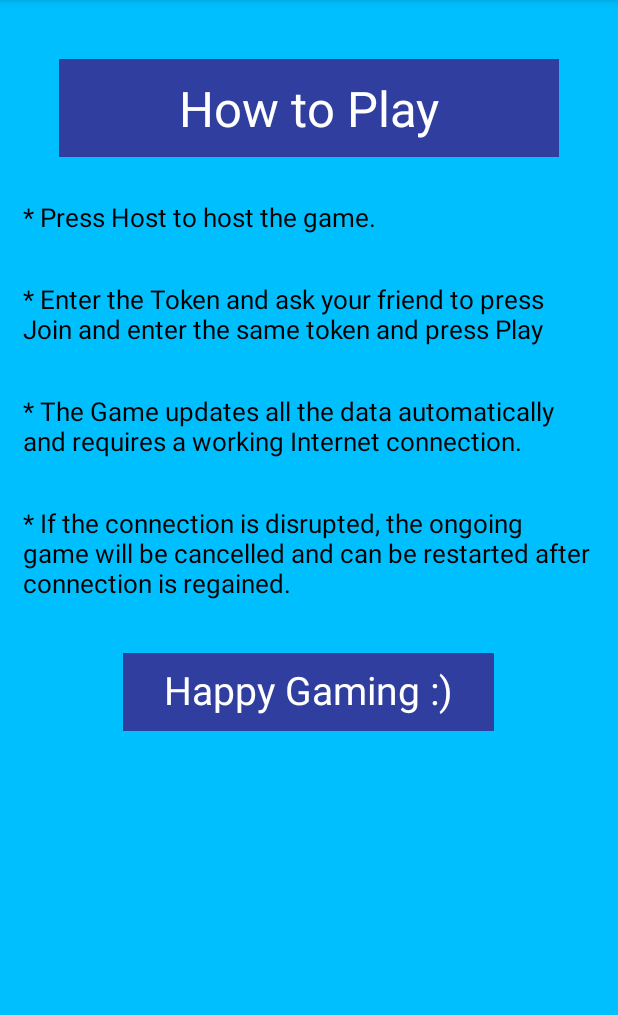
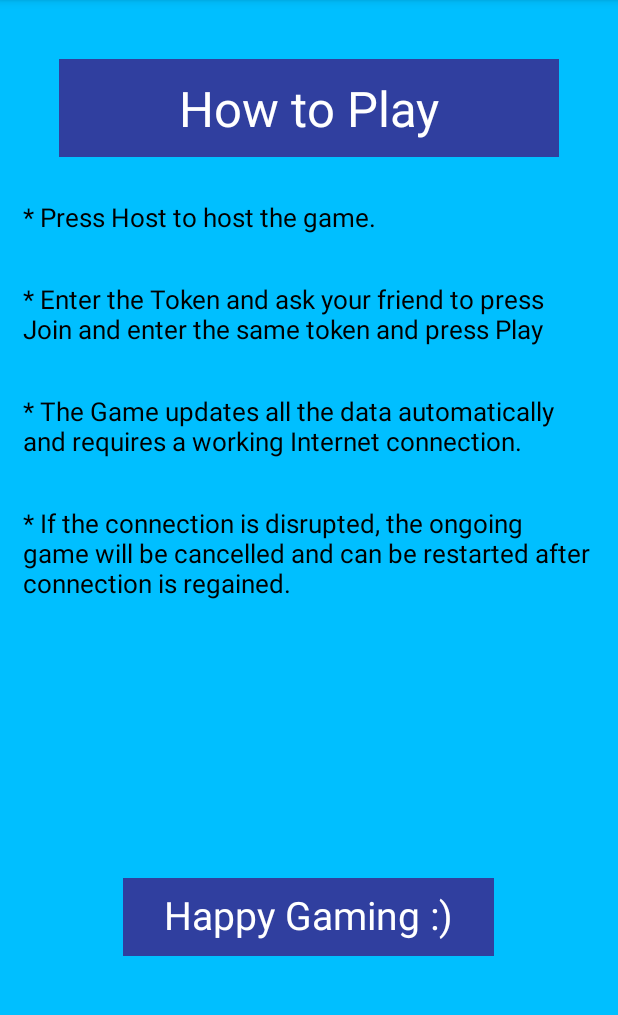
Before and after one commit to KunalFarmah98/Realtime-TicTacToe, an Android app: the screen it shows after launch (EnterActivity), after a tap on an icon or button, on a phone screen of 412 x 824 dp, the part 84-1099 px from its top. Run offline under Robolectric (Android 15) with nearby library versions, the phone set to English and light mode, and no system bars; our stand-ins replace Firebase (no records; nobody signed in at launch, a user with empty details on screens opened directly), sdp/ssp sizes; libraries missing offline, so code that uses them is left out: com.firebase.ui.

Commit message:
final_commit_for_project

```diff
--- a/app/src/main/java/com/apps/kunalfarmah/realtimetictactoe/EnterActivity.java
+++ b/app/src/main/java/com/apps/kunalfarmah/realtimetictactoe/EnterActivity.java
@@ -6,10 +6,8 @@ import android.content.Intent;
 import android.net.ConnectivityManager;
 import android.net.NetworkInfo;
 import android.os.StrictMode;
-import android.support.v4.app.FragmentManager;
 import android.support.v7.app.AppCompatActivity;
 import android.os.Bundle;
-import android.util.Log;
 import android.view.Menu;
 import android.view.MenuInflater;
 import android.view.MenuItem;
@@ -19,6 +17,9 @@ import android.widget.FrameLayout;
 import android.widget.ImageButton;
 import android.widget.Toast;
 
+import com.apps.kunalfarmah.realtimetictactoe.Fragments.AboutMe;
+import com.apps.kunalfarmah.realtimetictactoe.Fragments.Interstitial;
+import com.apps.kunalfarmah.realtimetictactoe.Fragments.how_to_play;
 import com.example.kunalfarmah.realtimetictactoe.R;
 import com.firebase.ui.auth.AuthUI;
 import com.firebase.ui.auth.IdpResponse;
@@ -38,7 +39,7 @@ public class EnterActivity extends AppCompatActivity {
     Button online;
     ImageButton info;
     // a variable to check if we are inside teh host or join screen
-    static FrameLayout fragments;
+    public static FrameLayout fragments;
 
     static String User;
 
@@ -211,29 +212,13 @@ public class EnterActivity extends AppCompatActivity {
                 // ...
             } else {
 
-                onBackPressed();
                 // Sign in failed. If response is null the user canceled the
                 // sign-in flow using the back button. Otherwise check
                 // response.getError().getErrorCode() and handle the error.
                 // ...
-//
-//                Toast.makeText(getApplicationContext(), "Please Sign to Continue", Toast.LENGTH_SHORT).show();
-//
-//                // Choose authentication providers
-//                List<AuthUI.IdpConfig> providers = Arrays.asList(
-//                        new AuthUI.IdpConfig.EmailBuilder().build(),
-//                        new AuthUI.IdpConfig.PhoneBuilder().build(),
-//                        new AuthUI.IdpConfig.GoogleBuilder().build());
-//
-//// Create and launch sign-in intent
-//                startActivityForResult(
-//                        AuthUI.getInstance()
-//                                .createSignInIntentBuilder()
-//                                .setAvailableProviders(providers)
-//                                .setIsSmartLockEnabled(true)
-//                                .setLogo(R.drawable.logo)
-//                                .build(),
-//                        RC_SIGN_IN);
+                onBackPressed();
+
+
             }
         }
     }
--- a/app/src/main/java/com/apps/kunalfarmah/realtimetictactoe/AboutMe.kt
+++ b/app/src/main/java/com/apps/kunalfarmah/realtimetictactoe/Fragments/AboutMe.kt
@@ -1,4 +1,4 @@
-package com.apps.kunalfarmah.realtimetictactoe
+package com.apps.kunalfarmah.realtimetictactoe.Fragments
 
 
 import android.content.ActivityNotFoundException
@@ -8,14 +8,12 @@ import android.net.Uri
 import android.os.Bundle
 import android.support.v4.app.Fragment
 import android.view.LayoutInflater
-import android.view.Menu
 import android.view.View
 import android.view.View.GONE
 import android.view.ViewGroup
-import android.widget.Button
-import android.widget.FrameLayout
 import android.widget.TextView
 import android.widget.Toast
+import com.apps.kunalfarmah.realtimetictactoe.EnterActivity
 import com.example.kunalfarmah.realtimetictactoe.R
 
 
--- a/app/src/main/java/com/apps/kunalfarmah/realtimetictactoe/Host.java
+++ b/app/src/main/java/com/apps/kunalfarmah/realtimetictactoe/Fragments/Host.java
@@ -1,4 +1,4 @@
-package com.apps.kunalfarmah.realtimetictactoe;
+package com.apps.kunalfarmah.realtimetictactoe.Fragments;
 
 
 import android.content.Context;
@@ -13,6 +13,7 @@ import android.widget.EditText;
 import android.widget.TextView;
 import android.widget.Toast;
 
+import com.apps.kunalfarmah.realtimetictactoe.onlineActivity;
 import com.example.kunalfarmah.realtimetictactoe.R;
 import com.google.firebase.database.DataSnapshot;
 import com.google.firebase.database.DatabaseError;
--- a/app/src/main/java/com/apps/kunalfarmah/realtimetictactoe/Interstitial.java
+++ b/app/src/main/java/com/apps/kunalfarmah/realtimetictactoe/Fragments/Interstitial.java
@@ -1,4 +1,4 @@
-package com.apps.kunalfarmah.realtimetictactoe;
+package com.apps.kunalfarmah.realtimetictactoe.Fragments;
 
 
 import android.app.Activity;
@@ -8,8 +8,8 @@ import android.view.LayoutInflater;
 import android.view.View;
 import android.view.ViewGroup;
 import android.widget.Button;
-import android.widget.FrameLayout;
 
+import com.apps.kunalfarmah.realtimetictactoe.EnterActivity;
 import com.example.kunalfarmah.realtimetictactoe.R;
 
 
--- a/app/src/main/java/com/apps/kunalfarmah/realtimetictactoe/Join.java
+++ b/app/src/main/java/com/apps/kunalfarmah/realtimetictactoe/Fragments/Join.java
@@ -1,4 +1,4 @@
-package com.apps.kunalfarmah.realtimetictactoe;
+package com.apps.kunalfarmah.realtimetictactoe.Fragments;
 
 
 import android.content.Intent;
@@ -13,6 +13,7 @@ import android.widget.Button;
 import android.widget.EditText;
 import android.widget.Toast;
 
+import com.apps.kunalfarmah.realtimetictactoe.onlineActivity;
 import com.example.kunalfarmah.realtimetictactoe.R;
 import com.google.firebase.database.DataSnapshot;
 import com.google.firebase.database.DatabaseError;
--- a/app/src/main/java/com/apps/kunalfarmah/realtimetictactoe/how_to_play.java
+++ b/app/src/main/java/com/apps/kunalfarmah/realtimetictactoe/Fragments/how_to_play.java
@@ -1,4 +1,4 @@
-package com.apps.kunalfarmah.realtimetictactoe;
+package com.apps.kunalfarmah.realtimetictactoe.Fragments;
 
 
 import android.os.Bundle;
--- a/app/src/main/java/com/apps/kunalfarmah/realtimetictactoe/onlineActivity.java
+++ b/app/src/main/java/com/apps/kunalfarmah/realtimetictactoe/onlineActivity.java
@@ -59,7 +59,7 @@ public class onlineActivity extends AppCompatActivity implements View.OnClickLis
     // reference for the moves
     DatabaseReference ref;
 
-    DatabaseReference closeref;
+   // DatabaseReference closeref;
     // reference for the turns
     DatabaseReference turn;
 
--- a/app/src/main/res/layout/fragment_how_to_play.xml
+++ b/app/src/main/res/layout/fragment_how_to_play.xml
@@ -4,7 +4,9 @@
     android:layout_width="match_parent"
     android:background="@color/colorAccent"
     android:layout_height="match_parent"
-    tools:context="com.apps.kunalfarmah.realtimetictactoe.how_to_play">
+    tools:context="com.apps.kunalfarmah.realtimetictactoe.Fragments.how_to_play">
+
+
 
     <TextView
         android:layout_margin="@dimen/_30sdp"
@@ -18,63 +20,76 @@
         android:textAlignment="center"
         android:text="How to Play"/>
 
+    <ScrollView
+        android:layout_marginTop="@dimen/_90sdp"
+        android:layout_marginBottom="@dimen/_100sdp"
+        android:layout_width="match_parent"
+        android:scrollbarStyle="insideOverlay"
+        android:scrollbarAlwaysDrawVerticalTrack="true"
+        android:layout_height="wrap_content">
+
 
         <LinearLayout
 
-            android:layout_marginTop="@dimen/_90sdp"
-            android:background="@color/colorAccent"
             android:layout_width="wrap_content"
             android:layout_height="wrap_content"
+
+            android:background="@color/colorAccent"
             android:orientation="vertical">
 
             <TextView
                 android:layout_width="wrap_content"
                 android:layout_height="wrap_content"
-                android:textSize="17sp"
                 android:padding="15dp"
                 android:text="@string/how_to_play1"
-                android:textColor="#000000" />
+                android:textColor="#000000"
+                android:textSize="17sp" />
 
             <TextView
                 android:layout_width="wrap_content"
                 android:layout_height="wrap_content"
+                android:layout_gravity="center"
                 android:padding="15dp"
-                android:layout_gravity="center"
-                android:textSize="17sp"
+                android:text="@string/how_to_play2"
 
-                android:text="@string/how_to_play2"
-                android:textColor="#000000" />
+                android:textColor="#000000"
+                android:textSize="17sp" />
 
             <TextView
                 android:layout_width="wrap_content"
                 android:layout_height="wrap_content"
+                android:layout_gravity="center"
                 android:padding="15dp"
-                android:layout_gravity="center"
-                android:textSize="17sp"
                 android:text="@string/how_to_play3"
-                android:textColor="#000000" />
+                android:textColor="#000000"
+                android:textSize="17sp" />
 
             <TextView
                 android:layout_width="wrap_content"
                 android:layout_height="wrap_content"
+                android:layout_gravity="center"
                 android:padding="15dp"
-                android:layout_gravity="center"
-                android:textSize="17sp"
+                android:gravity="bottom"
                 android:text="@string/how_to_play4"
-                android:textColor="#000000" />
-
-            <TextView
-                android:layout_marginTop="@dimen/_15sdp"
-                android:layout_width="@dimen/_190sdp"
-                android:layout_height="@dimen/_40sdp"
-                android:padding="@dimen/_5sdp"
-                android:background="@color/colorPrimaryDark"
-                android:textSize="@dimen/_20sdp"
-                android:textAlignment="center"
-                android:layout_gravity="center"
-                android:text="@string/smile"
-                android:textColor="#ffff" />
+                android:textColor="#000000"
+                android:textSize="17sp" />
 
         </LinearLayout>
 
+    </ScrollView>
+
+    <TextView
+        android:layout_width="@dimen/_190sdp"
+        android:layout_height="@dimen/_40sdp"
+        android:layout_gravity="center"
+        android:layout_marginTop="@dimen/_180sdp"
+        android:layout_marginBottom="@dimen/_5sdp"
+        android:background="@color/colorPrimaryDark"
+        android:padding="@dimen/_5sdp"
+        android:text="@string/smile"
+        android:textAlignment="center"
+        android:textColor="#ffff"
+        android:textSize="@dimen/_20sdp" />
+
+
 </FrameLayout>
--- a/app/src/main/res/layout/fragment_interstitial.xml
+++ b/app/src/main/res/layout/fragment_interstitial.xml
@@ -4,7 +4,7 @@
     android:layout_width="match_parent"
     android:background="@color/colorAccent"
     android:layout_height="match_parent"
-    tools:context="com.apps.kunalfarmah.realtimetictactoe.Interstitial">
+    tools:context="com.apps.kunalfarmah.realtimetictactoe.Fragments.Interstitial">
 
 
     <RelativeLayout
```
